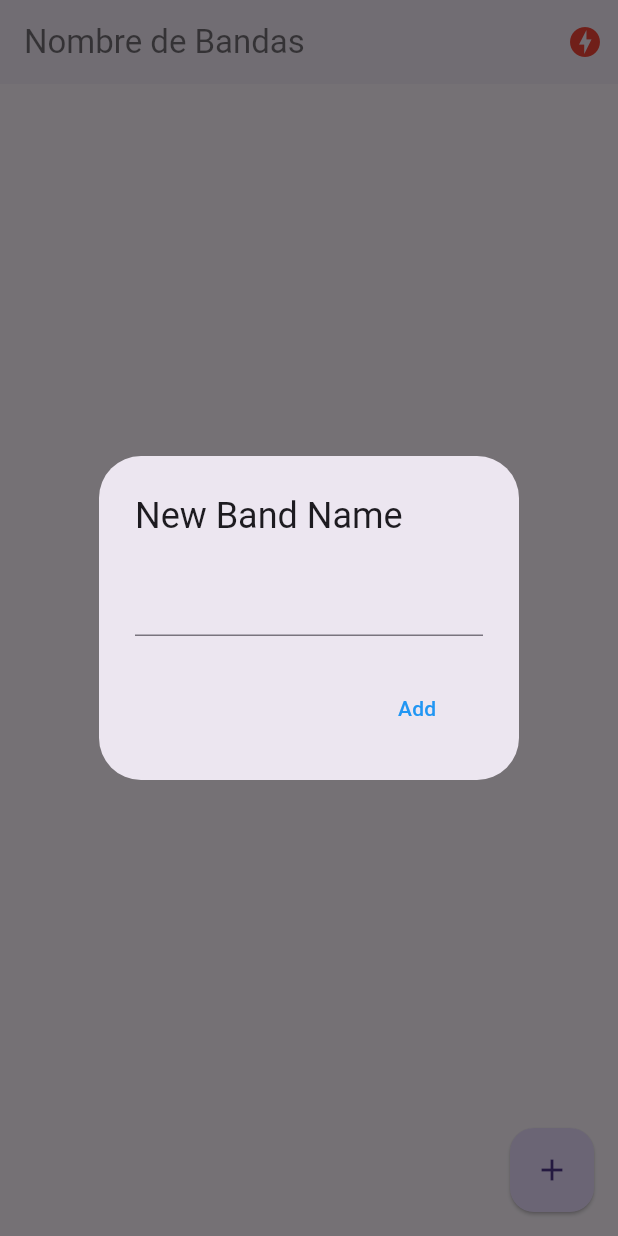
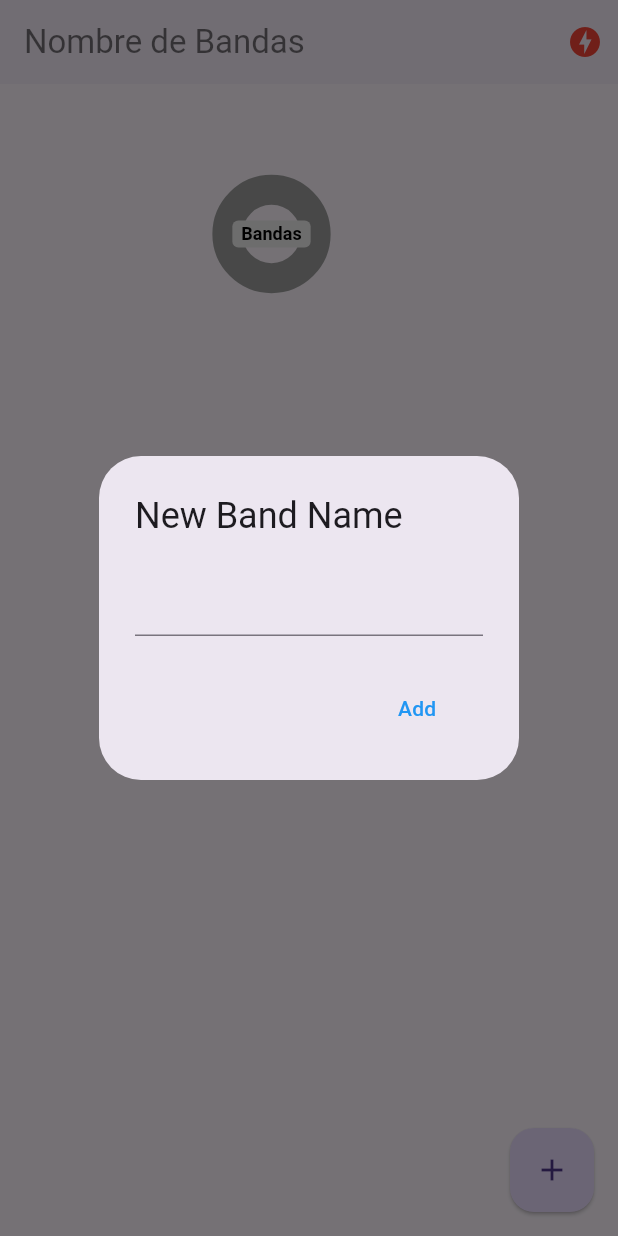
Before and after one commit to DesarrolloP6/band_name, a Flutter app: the screen it shows after launch, after a tap on the "add" icon, on a phone screen of 412 x 824 dp. Run offline on Flutter 3.47's test engine with Material 3 defaults, Android fonts, the phone set to English and light mode, and no system bars; drawn by our look-alikes of pie_chart; our stand-ins replace socket_io_client; network calls fail.

Commit message:
App terminada

```diff
--- a/lib/pages/home.dart
+++ b/lib/pages/home.dart
@@ -1,6 +1,7 @@
 import 'package:band_names/models/band.dart';
 import 'package:band_names/services/socket_service.dart';
 import 'package:flutter/material.dart';
+import 'package:pie_chart/pie_chart.dart';
 import 'package:provider/provider.dart';
 
 class HomePage extends StatefulWidget {
@@ -74,9 +75,16 @@ class _HomePageState extends State<HomePage> {
           )
         ],
       ),
-      body: ListView.builder(
-          itemCount: bandas.length,
-          itemBuilder: (_, idx) => _bandTitle(bandas[idx])),
+      body: Column(
+        children: [
+          showGraf(),
+          Expanded(
+            child: ListView.builder(
+                itemCount: bandas.length,
+                itemBuilder: (_, idx) => _bandTitle(bandas[idx])),
+          ),
+        ],
+      ),
       floatingActionButton: FloatingActionButton(
         onPressed: addNewBand,
         elevation: 1,
@@ -150,4 +158,64 @@ class _HomePageState extends State<HomePage> {
 
     Navigator.pop(context);
   }
+
+  Widget showGraf(){
+    // Map<String, double> dataMap = {
+    //   "Flutter": 5,
+    //   "React": 3,
+    //   "Xamarin": 2,
+    //   "Ionic": 2,
+    // };
+    Map<String, double> dataMap= {};
+    bandas.forEach((element) {
+      dataMap.putIfAbsent(element.name, () => element.votes.toDouble());
+    });
+
+    final List<Color> colorList = [
+      Colors.black,
+      Colors.amber,
+      Colors.blue,
+      Colors.brown,
+      Colors.cyan,
+      Colors.deepOrange,
+      Colors.deepPurple,
+      Colors.green,
+      Colors.grey,
+    ];
+
+    return Container(
+      width: double.infinity,
+      height: 200,
+      child: PieChart(
+        dataMap: dataMap,
+        animationDuration: const Duration(milliseconds: 400),
+        chartLegendSpacing: 50,
+        chartRadius: MediaQuery.of(context).size.width / 7,
+        colorList: colorList,
+        initialAngleInDegree: 0,
+        chartType: ChartType.ring,
+        ringStrokeWidth: 20,
+        centerText: "Bandas",
+        legendOptions: const LegendOptions(
+          showLegendsInRow: false,
+          legendPosition: LegendPosition.right,
+          showLegends: true,
+          // legendShape: _BoxShape.circle,
+          legendTextStyle: TextStyle(
+            fontWeight: FontWeight.bold,
+          ),
+        ),
+        chartValuesOptions: const ChartValuesOptions(
+          showChartValueBackground: true,
+          showChartValues: true,
+          showChartValuesInPercentage: true,
+          showChartValuesOutside: false,
+          decimalPlaces: 0,
+        ),
+        // gradientList: ---To add gradient colors---
+        // emptyColorGradient: ---Empty Color gradient---
+      )
+    );
+
+  }
 }
--- a/pubspec.yaml
+++ b/pubspec.yaml
@@ -37,6 +37,7 @@ dependencies:
   cupertino_icons: ^1.0.8
   socket_io_client: ^2.0.3
   provider: ^6.1.2
+  pie_chart: ^5.4.0
 
 dev_dependencies:
   flutter_test:
```
Also changed, not shown: pubspec.lock.
